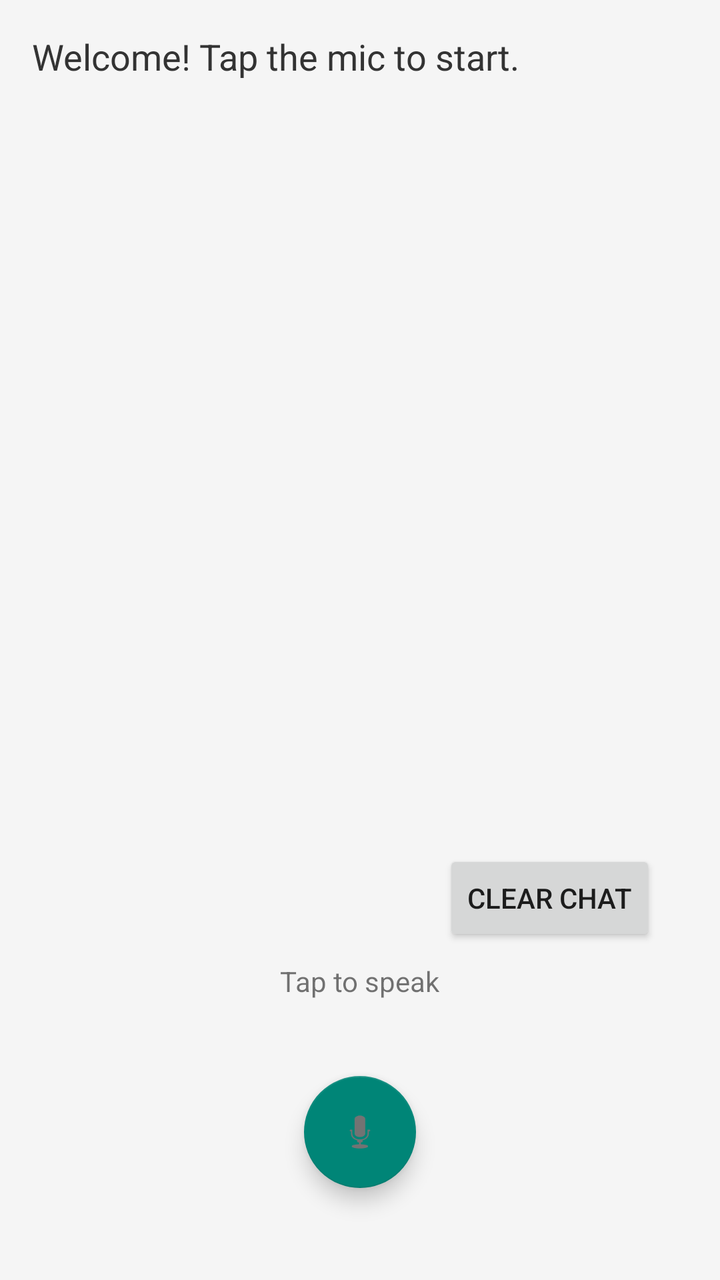
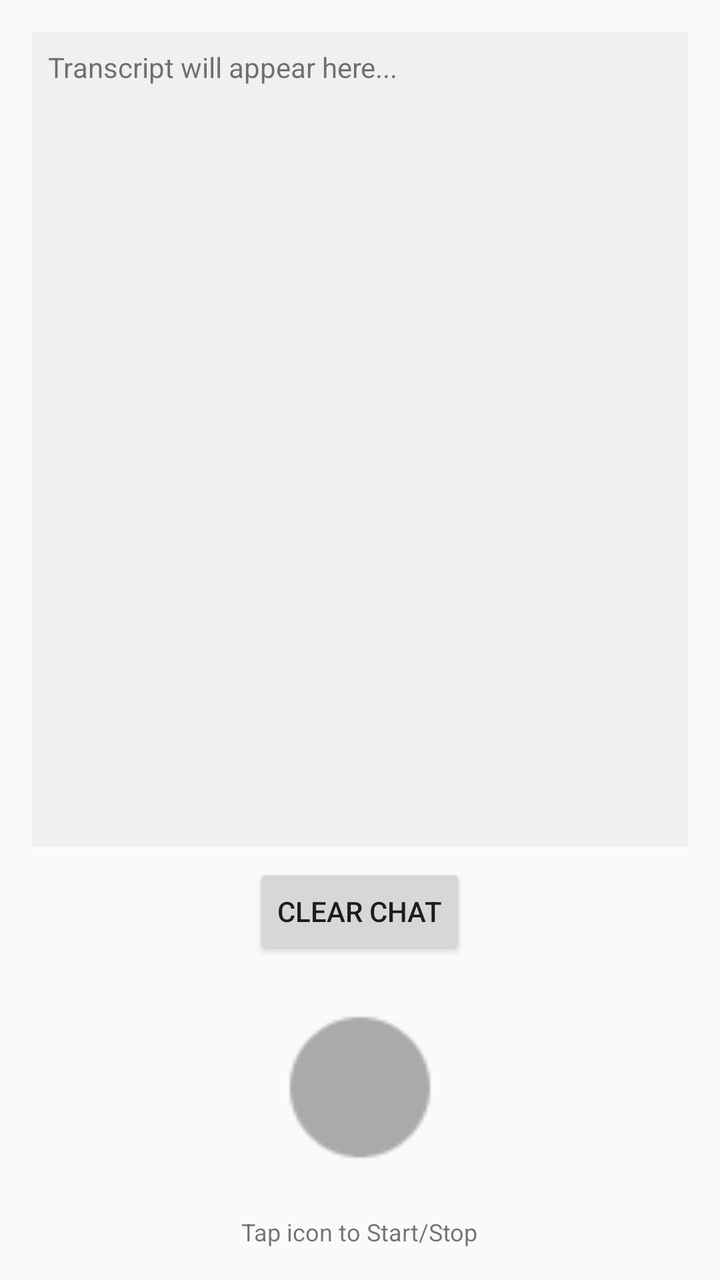

The first picture is an Android layout as it rendered before a commit; the second is the same layout after the commit. The layout source and the unified diff follow.
<!-- AndroidManifest.xml: application theme Theme.AppCompat.Light.NoActionBar -->
<!-- res/layout/activity_main.xml -->
<?xml version="1.0" encoding="utf-8"?>
<RelativeLayout xmlns:android="http://schemas.android.com/apk/res/android"
    xmlns:app="http://schemas.android.com/apk/res-auto"
    android:layout_width="match_parent"
    android:layout_height="match_parent"
    android:background="@color/gray_bg">

    <LinearLayout
        android:id="@+id/downloadSection"
        android:layout_width="match_parent"
        android:layout_height="wrap_content"
        android:orientation="vertical"
        android:padding="16dp"
        android:background="#FFF3E0"
        android:visibility="gone">
        <TextView
            android:layout_width="wrap_content"
            android:layout_height="wrap_content"
            android:text="Syncing Offline AI (Spanish/English)..."
            android:textColor="#E65100"
            android:textStyle="bold" />
        <ProgressBar
            style="?android:attr/progressBarStyleHorizontal"
            android:layout_width="match_parent"
            android:layout_height="wrap_content"
            android:indeterminate="true" />
    </LinearLayout>

    <ScrollView
        android:layout_width="match_parent"
        android:layout_height="match_parent"
        android:layout_above="@+id/controlsArea"
        android:layout_below="@id/downloadSection"
        android:padding="16dp">
        <TextView
            android:id="@+id/tvTranscript"
            android:layout_width="match_parent"
            android:layout_height="wrap_content"
            android:text="Welcome! Tap the mic to start."
            android:textSize="18sp"
            android:textColor="#333333" />
    </ScrollView>

    <LinearLayout
        android:id="@+id/controlsArea"
        android:layout_width="match_parent"
        android:layout_height="wrap_content"
        android:layout_alignParentBottom="true"
        android:gravity="center"
        android:orientation="vertical"
        android:padding="24dp">
		
		<Button
			android:id="@+id/btnClear"
			android:layout_width="wrap_content"
			android:layout_height="wrap_content"
			android:text="Clear Chat"
			android:layout_gravity="end"
			android:layout_margin="8dp" />
        
		<TextView
            android:id="@+id/tvStatus"
            android:layout_width="wrap_content"
            android:layout_height="wrap_content"
            android:text="Tap to speak"
            android:layout_marginBottom="16dp"/>

        <FrameLayout
            android:layout_width="100dp"
            android:layout_height="100dp">
            
            <View
                android:id="@+id/pulse1"
                android:layout_width="match_parent"
                android:layout_height="match_parent"
                android:background="@drawable/pulse_circle"
                android:visibility="invisible" />
            <View
                android:id="@+id/pulse2"
                android:layout_width="match_parent"
                android:layout_height="match_parent"
                android:background="@drawable/pulse_circle"
                android:visibility="invisible" />

            <com.google.android.material.floatingactionbutton.FloatingActionButton
                android:id="@+id/btnListen"
                android:layout_width="wrap_content"
                android:layout_height="wrap_content"
                android:layout_gravity="center"
                app:fabSize="normal"
                app:srcCompat="@android:drawable/ic_btn_speak_now" />
        </FrameLayout>
    </LinearLayout>
</RelativeLayout>
<!-- resources referenced by this layout -->
<resources>
  <color name="gray_bg">#F5F5F5</color>
  <!-- drawable pulse_circle (drawable) -->
  <?xml version="1.0" encoding="utf-8"?>
  <shape xmlns:android="http://schemas.android.com/apk/res/android"
      android:shape="oval">
      <solid android:color="#42A5F5" /> </shape>
</resources>

<!-- the commit's change to res/layout/activity_main.xml (unified diff, before → after) -->
@@ -1,94 +1,40 @@
 <?xml version="1.0" encoding="utf-8"?>
-<RelativeLayout xmlns:android="http://schemas.android.com/apk/res/android"
-    xmlns:app="http://schemas.android.com/apk/res-auto"
+<LinearLayout xmlns:android="http://schemas.android.com/apk/res/android"
     android:layout_width="match_parent"
     android:layout_height="match_parent"
-    android:background="@color/gray_bg">
+    android:orientation="vertical"
+    android:padding="16dp"
+    android:gravity="center_horizontal">
 
-    <LinearLayout
-        android:id="@+id/downloadSection"
+    <TextView
+        android:id="@+id/tvTranscript"
         android:layout_width="match_parent"
+        android:layout_height="0dp"
+        android:layout_weight="1"
+        android:background="#F0F0F0"
+        android:padding="8dp"
+        android:scrollbars="vertical"
+        android:text="Transcript will appear here..." />
+
+    <Button
+        android:id="@+id/btnClear"
+        android:layout_width="wrap_content"
         android:layout_height="wrap_content"
-        android:orientation="vertical"
-        android:padding="16dp"
-        android:background="#FFF3E0"
-        android:visibility="gone">
-        <TextView
-            android:layout_width="wrap_content"
-            android:layout_height="wrap_content"
-            android:text="Syncing Offline AI (Spanish/English)..."
-            android:textColor="#E65100"
-            android:textStyle="bold" />
-        <ProgressBar
-            style="?android:attr/progressBarStyleHorizontal"
-            android:layout_width="match_parent"
-            android:layout_height="wrap_content"
-            android:indeterminate="true" />
-    </LinearLayout>
+        android:layout_marginTop="8dp"
+        android:text="Clear Chat" />
 
-    <ScrollView
-        android:layout_width="match_parent"
-        android:layout_height="match_parent"
-        android:layout_above="@+id/controlsArea"
-        android:layout_below="@id/downloadSection"
-        android:padding="16dp">
-        <TextView
-            android:id="@+id/tvTranscript"
-            android:layout_width="match_parent"
-            android:layout_height="wrap_content"
-            android:text="Welcome! Tap the mic to start."
-            android:textSize="18sp"
-            android:textColor="#333333" />
-    </ScrollView>
+    <View
+        android:id="@+id/btnListen"
+        android:layout_width="80dp"
+        android:layout_height="80dp"
+        android:layout_margin="24dp"
+        android:background="@android:drawable/presence_online"
+        android:backgroundTint="@android:color/darker_gray" />
 
-    <LinearLayout
-        android:id="@+id/controlsArea"
-        android:layout_width="match_parent"
+    <TextView
+        android:layout_width="wrap_content"
         android:layout_height="wrap_content"
-        android:layout_alignParentBottom="true"
-        android:gravity="center"
-        android:orientation="vertical"
-        android:padding="24dp">
-		
-		<Button
-			android:id="@+id/btnClear"
-			android:layout_width="wrap_content"
-			android:layout_height="wrap_content"
-			android:text="Clear Chat"
-			android:layout_gravity="end"
-			android:layout_margin="8dp" />
-        
-		<TextView
-            android:id="@+id/tvStatus"
-            android:layout_width="wrap_content"
-            android:layout_height="wrap_content"
-            android:text="Tap to speak"
-            android:layout_marginBottom="16dp"/>
+        android:text="Tap icon to Start/Stop"
+        android:textSize="12sp" />
 
-        <FrameLayout
-            android:layout_width="100dp"
-            android:layout_height="100dp">
-            
-            <View
-                android:id="@+id/pulse1"
-                android:layout_width="match_parent"
-                android:layout_height="match_parent"
-                android:background="@drawable/pulse_circle"
-                android:visibility="invisible" />
-            <View
-                android:id="@+id/pulse2"
-                android:layout_width="match_parent"
-                android:layout_height="match_parent"
-                android:background="@drawable/pulse_circle"
-                android:visibility="invisible" />
-
-            <com.google.android.material.floatingactionbutton.FloatingActionButton
-                android:id="@+id/btnListen"
-                android:layout_width="wrap_content"
-                android:layout_height="wrap_content"
-                android:layout_gravity="center"
-                app:fabSize="normal"
-                app:srcCompat="@android:drawable/ic_btn_speak_now" />
-        </FrameLayout>
-    </LinearLayout>
-</RelativeLayout>
+</LinearLayout>
<!-- resource entries referenced after the edit -->
@@ -1,10 +1,5 @@
 <!-- resources referenced by this layout -->
 <resources>
-  <color name="gray_bg">#F5F5F5</color>
-  <!-- drawable pulse_circle (drawable) -->
-  <?xml version="1.0" encoding="utf-8"?>
-  <shape xmlns:android="http://schemas.android.com/apk/res/android"
-      android:shape="oval">
-      <solid android:color="#42A5F5" /> </shape>
+
 </resources>
 
